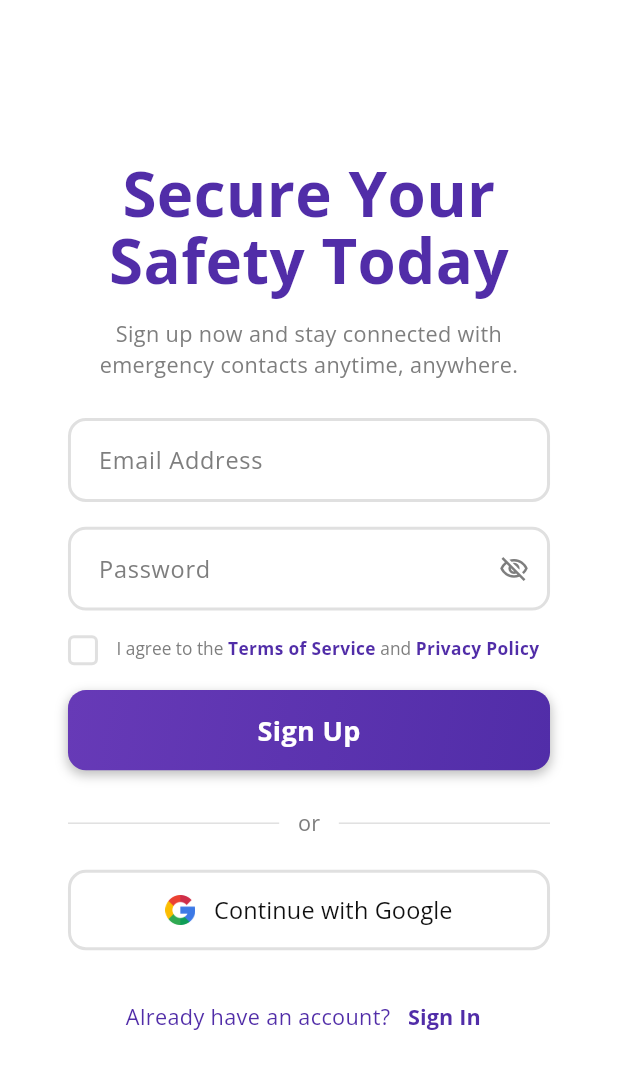
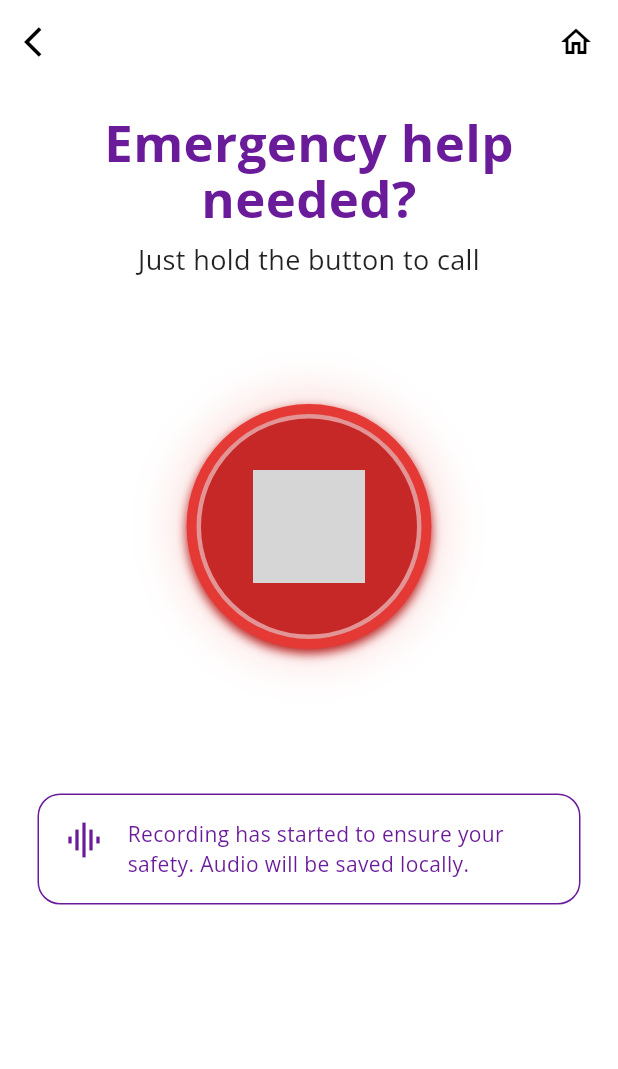
Before and after one commit to alizzati/SAFEST, a Flutter app: the screen it shows after launch, on a phone screen of 412 x 824 dp. Shown: the top 1069 px of the screen. Run offline on Flutter 3.47's test engine with Material 3 defaults, Android fonts, the phone set to English and light mode, and no system bars; our stand-ins replace gradient_borders; grey boxes are pictures that could not be loaded.

Commit message:
Feat: Adding SOS Page

```diff
--- a/lib/main.dart
+++ b/lib/main.dart
@@ -2,6 +2,9 @@ import 'package:flutter/material.dart';
 import 'screens/sign_in_screen.dart';
 import 'screens/sign_up_screen.dart';
 import 'screens/profile_screen.dart';
+import 'screens/emergency/emergency_call_screen.dart';
+import 'screens/emergency/calling_screen.dart';
+import 'screens/emergency/ongoing_call_screen.dart';
 
 void main() {
   runApp(const MyApp());
@@ -21,11 +24,15 @@ class MyApp extends StatelessWidget {
       ),
       debugShowCheckedModeBanner: false,
       // Setup routes
-      initialRoute: '/signup', // Screen pertama yang muncul
+      // initialRoute: '/signup', // Screen pertama yang muncul
+      initialRoute: '/emergency (sos)',
       routes: {
         '/signin': (context) => const SignInScreen(),
         '/signup': (context) => const SignUpScreen(),
         '/profile': (context) => const ProfileScreen(),
+        '/emergency (sos)': (context) => const EmergencyCallScreen(), // Target popUntil
+        '/calling': (context) => const CallingScreen(),
+        '/ongoing_call': (context) => const OngoingCallScreen(),
       },
     );
   }
--- /dev/null
+++ b/lib/models/emergency_status.dart
@@ -0,0 +1,11 @@
+import 'package:flutter/material.dart';
+
+class EmergencyStatus {
+  final String text;
+  final IconData icon;
+
+  EmergencyStatus({
+    required this.text,
+    required this.icon,
+  });
+}
--- /dev/null
+++ b/lib/screens/emergency/emergency_call_screen.dart
@@ -0,0 +1,225 @@
+import 'dart:async';
+import 'package:flutter/material.dart';
+import 'package:safest/models/emergency_status.dart';
+import 'package:safest/widgets/emergency/status_card.dart';
+import 'package:safest/widgets/emergency/end_call_confirmation_dialog.dart';
+
+class EmergencyCallScreen extends StatefulWidget {
+  const EmergencyCallScreen({super.key});
+
+  @override
+  State<EmergencyCallScreen> createState() => _EmergencyCallScreenState();
+}
+
+class _EmergencyCallScreenState extends State<EmergencyCallScreen> with SingleTickerProviderStateMixin {
+  Timer? _statusTimer;
+  int _currentStatusIndex = 0;
+
+  late AnimationController _pulsingAnimationController;
+  late Animation<double> _pulsingAnimation;
+
+  // Konstanta Ukuran (diperbesar dan stabil)
+  static const double _statusCardVisualHeight = 100.0;
+  static const double _buttonSafeSize = 250.0;
+  static const double _buttonBaseSize = 200.0;
+  static const double _buttonInnerSize = 150.0;
+
+  final List<EmergencyStatus> _allStatuses = [
+    EmergencyStatus(
+      text: 'Emergency activated. Your location is being shared with your primary contact.',
+      icon: Icons.location_on,
+    ),
+    EmergencyStatus(
+      text: 'Attempting to contact your emergency contact, if they do not respond, the next person in your list will be contacted.',
+      icon: Icons.phone_in_talk,
+    ),
+    EmergencyStatus(
+      text: 'Recording has started to ensure your safety. Audio will be saved locally.',
+      icon: Icons.graphic_eq,
+    ),
+    EmergencyStatus(
+      text: 'Stay calm and follow any instructions from your emergency contacts or local authorities.',
+      icon: Icons.person_pin_circle,
+    ),
+  ];
+
+  @override
+  void initState() {
+    super.initState();
+
+    _pulsingAnimationController = AnimationController(
+      vsync: this,
+      duration: const Duration(milliseconds: 1000),
+    )..repeat(reverse: true);
+
+    _pulsingAnimation = Tween<double>(begin: 0.8, end: 1.0).animate(
+      CurvedAnimation(parent: _pulsingAnimationController, curve: Curves.easeInOut),
+    );
+
+    _startStatusSequence();
+  }
+
+  void _startStatusSequence() {
+    _statusTimer = Timer.periodic(const Duration(seconds: 3), (timer) {
+      setState(() {
+        if (_currentStatusIndex < _allStatuses.length - 1) {
+          _currentStatusIndex++;
+        } else {
+          _currentStatusIndex = 0; // Looping
+        }
+      });
+    });
+  }
+
+  @override
+  void dispose() {
+    _statusTimer?.cancel();
+    _pulsingAnimationController.dispose();
+    super.dispose();
+  }
+
+  @override
+  Widget build(BuildContext context) {
+    const primaryPurple = Color(0xFF6A1B9A);
+
+    return Scaffold(
+      // Atur rute name untuk popUntil
+      // key: ValueKey('/emergency (sos)'),
+
+      backgroundColor: Colors.white,
+      appBar: AppBar(
+        automaticallyImplyLeading: true,
+        leading: IconButton(
+          icon: const Icon(Icons.arrow_back_ios, color: Colors.black),
+          onPressed: () => Navigator.pop(context),
+        ),
+        centerTitle: false,
+        backgroundColor: Colors.white,
+        elevation: 0,
+        actions: const [
+          Padding(
+            padding: EdgeInsets.only(right: 16.0),
+            child: Icon(Icons.home_outlined, color: Colors.black),
+          ),
+        ],
+      ),
+      body: SingleChildScrollView(
+        padding: const EdgeInsets.symmetric(horizontal: 25.0),
+        child: Column(
+          crossAxisAlignment: CrossAxisAlignment.center,
+          children: [
+            const SizedBox(height: 20),
+
+            const Text(
+              'Emergency help\nneeded?',
+              textAlign: TextAlign.center,
+              style: TextStyle(
+                fontSize: 34,
+                fontWeight: FontWeight.bold,
+                color: primaryPurple,
+                height: 1.1,
+              ),
+            ),
+            const SizedBox(height: 10),
+            const Text(
+              'Just hold the button to call',
+              textAlign: TextAlign.center,
+              style: TextStyle(
+                fontSize: 18,
+                color: Colors.black87,
+              ),
+            ),
+            const SizedBox(height: 40),
+
+            _buildCallButton(),
+
+            // Jarak yang cukup untuk membatasi efek pulsing
+            const SizedBox(height: 40),
+
+            // Daftar Status Dinamis (Stabil)
+            SizedBox(
+              height: _statusCardVisualHeight,
+              child: AnimatedSwitcher(
+                duration: const Duration(milliseconds: 500),
+                transitionBuilder: (Widget child, Animation<double> animation) {
+                  return FadeTransition(opacity: animation, child: child);
+                },
+                child: StatusCard(
+                  key: ValueKey(_currentStatusIndex),
+                  status: _allStatuses[_currentStatusIndex],
+                ),
+              ),
+            ),
+
+            const SizedBox(height: 20),
+          ],
+        ),
+      ),
+    );
+  }
+
+  Widget _buildCallButton() {
+    return SizedBox(
+      // SizedBox tetap untuk menstabilkan posisi
+      width: _buttonSafeSize,
+      height: _buttonSafeSize,
+      child: Center(
+        child: GestureDetector(
+          // --- SINGLE TAP POPUP ---
+          onTap: () {
+            showHoldButtonDialog(context);
+          },
+          // --- LONG PRESS NAVIGATION ---
+          onLongPress: () {
+            _statusTimer?.cancel();
+            Navigator.of(context).pushReplacementNamed('/calling');
+          },
+          child: AnimatedBuilder(
+            animation: _pulsingAnimation,
+            builder: (context, child) {
+              return Container(
+                width: _buttonBaseSize * _pulsingAnimation.value,
+                height: _buttonBaseSize * _pulsingAnimation.value,
+                decoration: BoxDecoration(
+                  shape: BoxShape.circle,
+                  color: const Color(0xFFE53935),
+                  boxShadow: [
+                    BoxShadow(
+                      color: const Color.fromARGB(255, 237, 127, 119).withOpacity(_pulsingAnimation.value * 0.3),
+                      blurRadius: 25,
+                      spreadRadius: 10 * _pulsingAnimation.value,
+                    ),
+                    const BoxShadow(
+                      color: Color(0xFFB71C1C),
+                      offset: Offset(0, 3),
+                      blurRadius: 5,
+                    ),
+                  ],
+                ),
+                child: Center(
+                  child: Container(
+                    width: _buttonInnerSize,
+                    height: _buttonInnerSize,
+                    decoration: BoxDecoration(
+                      shape: BoxShape.circle,
+                      border: Border.all(color: Colors.white.withOpacity(0.5), width: 3),
+                      color: const Color(0xFFC62828),
+                    ),
+                    child: Center(
+                      child: Image.asset(
+                        'assets/images/image_63e8bd.png',
+                        width: 75,
+                        height: 75,
+                        color: Colors.white,
+                      ),
+                    ),
+                  ),
+                ),
+              );
+            },
+          ),
+        ),
+      ),
+    );
+  }
+}
--- /dev/null
+++ b/lib/widgets/emergency/status_card.dart
@@ -0,0 +1,45 @@
+import 'package:flutter/material.dart';
+import 'package:safest/models/emergency_status.dart';
+
+class StatusCard extends StatelessWidget {
+  final EmergencyStatus status;
+
+  const StatusCard({super.key, required this.status});
+
+  @override
+  Widget build(BuildContext context) {
+    // Warna ungu utama
+    const primaryPurple = Color(0xFF6A1B9A);
+
+    return Container(
+      width: double.infinity,
+      // Mengurangi margin bawah di sini karena sudah diatur di Sized Box
+      padding: const EdgeInsets.all(16.0),
+      decoration: BoxDecoration(
+        color: Colors.white,
+        borderRadius: BorderRadius.circular(15),
+        border: Border.all(
+          color: primaryPurple,
+          width: 1,
+        ),
+      ),
+      child: Row(
+        crossAxisAlignment: CrossAxisAlignment.start,
+        children: [
+          Icon(status.icon, color: primaryPurple, size: 28),
+          const SizedBox(width: 15),
+          Expanded(
+            child: Text(
+              status.text,
+              style: const TextStyle(
+                color: primaryPurple,
+                fontSize: 14,
+                height: 1.4,
+              ),
+            ),
+          ),
+        ],
+      ),
+    );
+  }
+}
```
Also changed, not shown: lib/screens/emergency/calling_screen.dart (added, +147 -0 lines), lib/screens/emergency/ongoing_call_screen.dart (added, +181 -0 lines), lib/widgets/emergency/end_call_confirmation_dialog.dart (added, +132 -0 lines), 1 other file.
